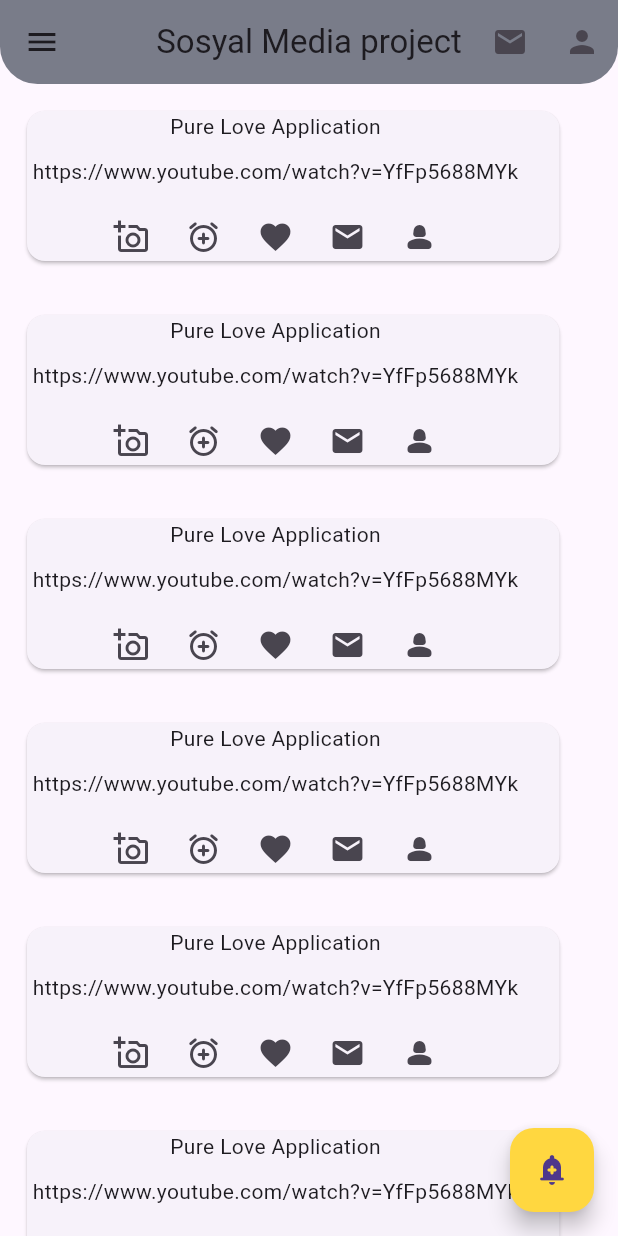
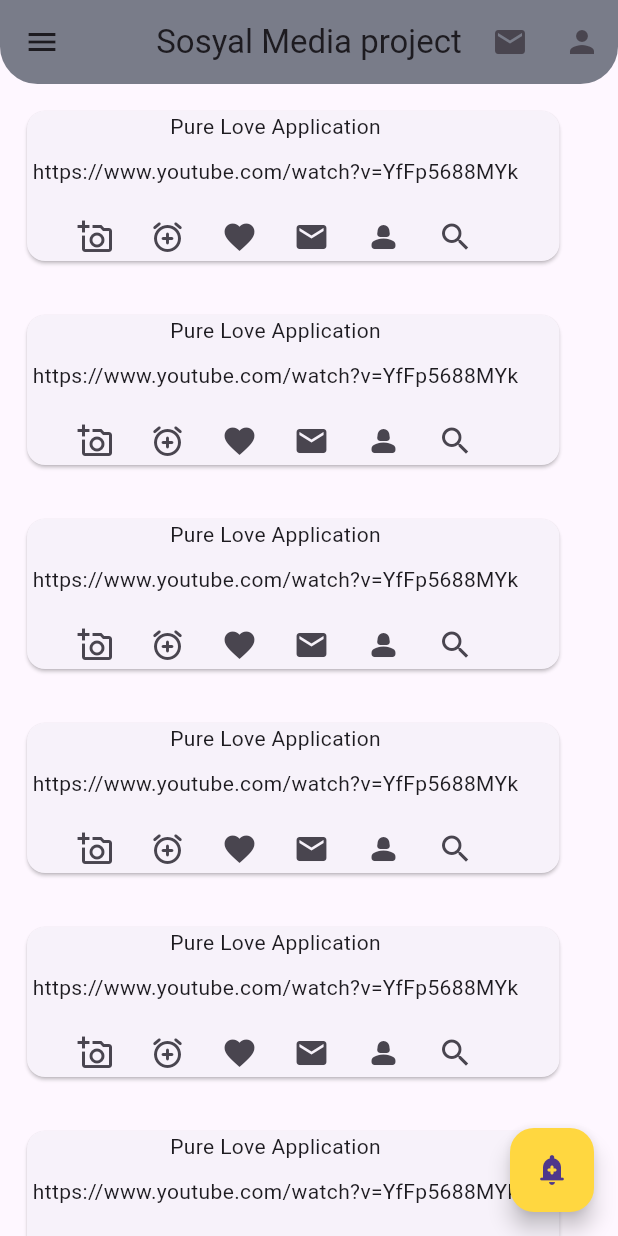
Before and after one commit to kaanertugrulkoc/pLove-PureLove-, a Flutter app: the screen it shows after launch, on a phone screen of 412 x 824 dp. Run offline on Flutter 3.47's test engine with Material 3 defaults, Android fonts, the light colour scheme and no system bars.

Commit message:
Update 0.0_widgetlar.dart

```diff
--- a/lib/0.0_widgetlar.dart
+++ b/lib/0.0_widgetlar.dart
@@ -48,6 +48,8 @@
                             IconButton(
                                 onPressed: () {},
                                 icon: Icon(Icons.person_2_rounded)),
+                            IconButton(
+                                onPressed: () {}, icon: Icon(Icons.search)),
                           ],
                         ),
                       ],
```
